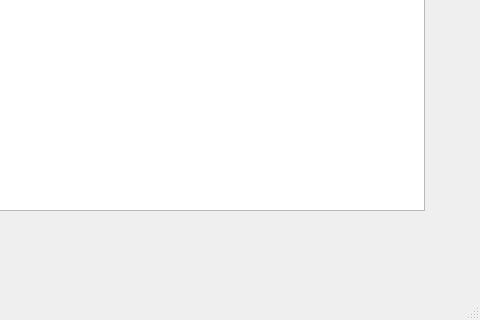
Before: the Qt Designer form DecodageNMEA/interfacesprincipale.ui in gedgeo/C-, drawn with Qt 5; both pictures show x 166 to 646 and y 339 to 659 of the 646 by 659 pixel window.
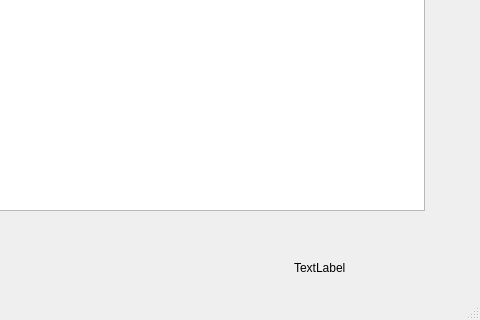
After: the same form once the commit is applied.

Patch:
```diff
--- a/DecodageNMEA/interfacesprincipale.ui
+++ b/DecodageNMEA/interfacesprincipale.ui
@@ -55,6 +55,19 @@
      </item>
     </layout>
    </widget>
+   <widget class="QLabel" name="labelEtatPort">
+    <property name="geometry">
+     <rect>
+      <x>460</x>
+      <y>580</y>
+      <width>161</width>
+      <height>16</height>
+     </rect>
+    </property>
+    <property name="text">
+     <string>TextLabel</string>
+    </property>
+   </widget>
   </widget>
   <widget class="QMenuBar" name="menubar">
    <property name="geometry">
```
